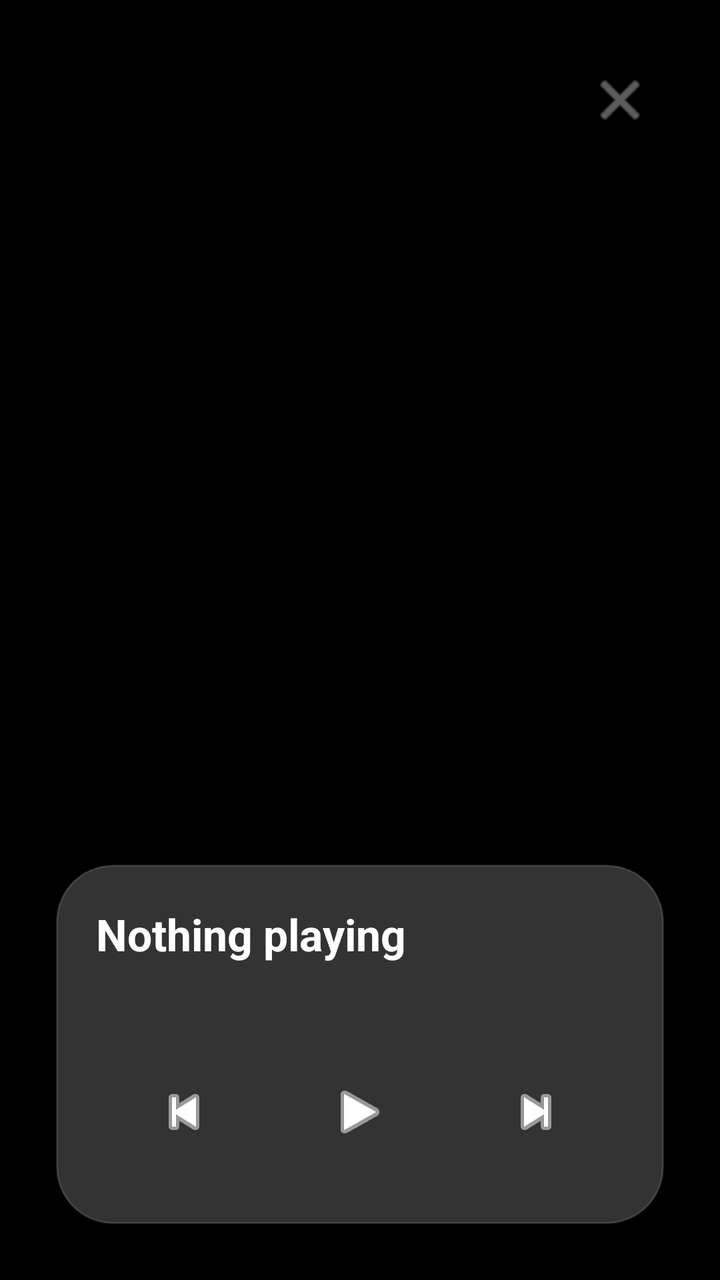
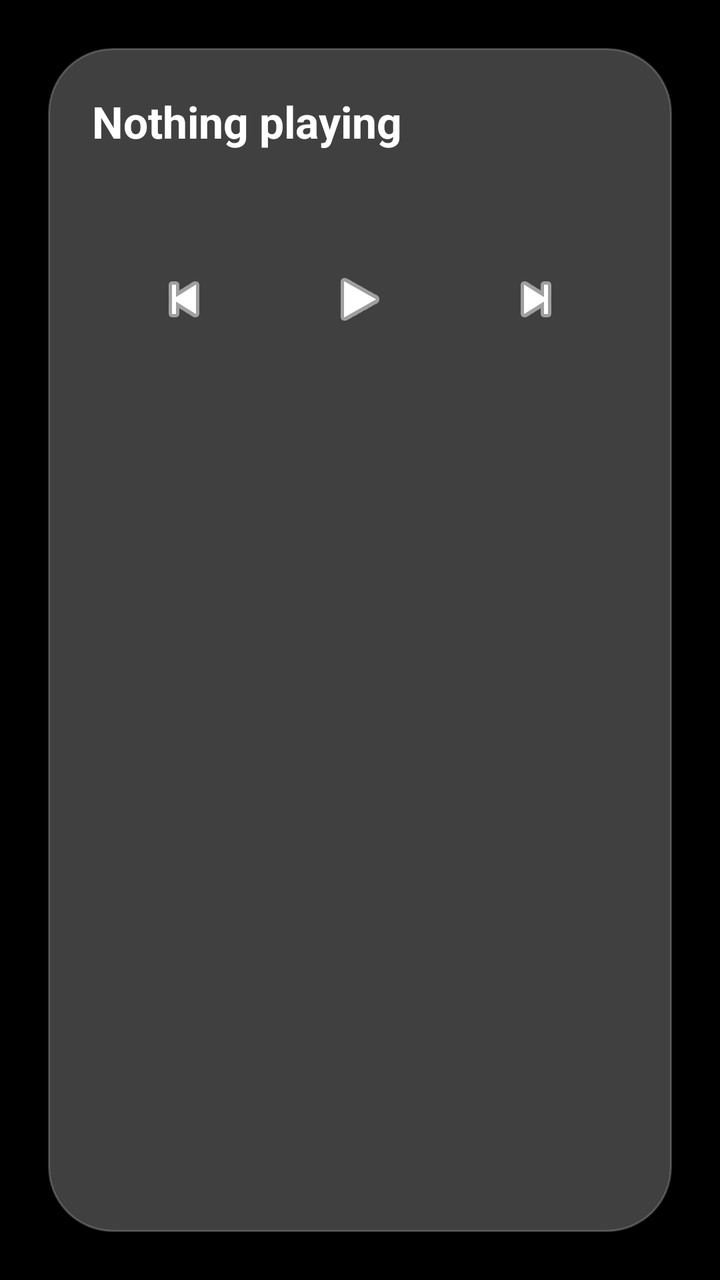

The first picture is an Android layout as it rendered before a commit; the second is the same layout after the commit. The layout source and the unified diff follow.
<!-- AndroidManifest.xml: activity theme Theme.Transparent -->
<!-- res/layout/activity_lock_overlay.xml -->
<?xml version="1.0" encoding="utf-8"?>
<FrameLayout xmlns:android="http://schemas.android.com/apk/res/android"
    xmlns:app="http://schemas.android.com/apk/res-auto"
    android:layout_width="match_parent"
    android:layout_height="match_parent"
    android:background="@android:color/black">

    
    <ImageView
        android:id="@+id/backdrop"
        android:layout_width="match_parent"
        android:layout_height="match_parent"
        android:scaleType="centerCrop"
        android:contentDescription="@null" />

    
    <View
        android:layout_width="match_parent"
        android:layout_height="match_parent"
        android:background="@drawable/scrim_gradient" />

    <androidx.constraintlayout.widget.ConstraintLayout
        android:layout_width="match_parent"
        android:layout_height="match_parent"
        android:padding="28dp">

        
        <TextView
            android:id="@+id/date"
            android:layout_width="wrap_content"
            android:layout_height="wrap_content"
            android:layout_marginTop="24dp"
            android:textColor="@android:color/white"
            android:textSize="18sp"
            android:textStyle="bold"
            app:layout_constraintTop_toTopOf="parent"
            app:layout_constraintStart_toStartOf="parent" />

        <TextView
            android:id="@+id/clock"
            android:layout_width="wrap_content"
            android:layout_height="wrap_content"
            android:fontFamily="sans-serif-thin"
            android:textColor="@android:color/white"
            android:textSize="82sp"
            app:layout_constraintTop_toBottomOf="@id/date"
            app:layout_constraintStart_toStartOf="parent" />

        <ImageButton
            android:id="@+id/dismiss"
            android:layout_width="44dp"
            android:layout_height="44dp"
            android:background="?attr/selectableItemBackgroundBorderless"
            android:contentDescription="@string/dismiss"
            android:src="@android:drawable/ic_menu_close_clear_cancel"
            app:tint="#99FFFFFF"
            app:layout_constraintTop_toTopOf="parent"
            app:layout_constraintEnd_toEndOf="parent" />

        
        <LinearLayout
            android:id="@+id/playerCard"
            android:layout_width="match_parent"
            android:layout_height="wrap_content"
            android:orientation="vertical"
            android:background="@drawable/player_card_bg"
            android:padding="20dp"
            app:layout_constraintBottom_toBottomOf="parent"
            app:layout_constraintStart_toStartOf="parent"
            app:layout_constraintEnd_toEndOf="parent">

            <TextView
                android:id="@+id/title"
                android:layout_width="match_parent"
                android:layout_height="wrap_content"
                android:ellipsize="end"
                android:maxLines="1"
                android:text="@string/nothing_playing"
                android:textColor="@android:color/white"
                android:textSize="22sp"
                android:textStyle="bold" />

            <TextView
                android:id="@+id/artist"
                android:layout_width="match_parent"
                android:layout_height="wrap_content"
                android:layout_marginTop="2dp"
                android:ellipsize="end"
                android:maxLines="1"
                android:textColor="#CCFFFFFF"
                android:textSize="15sp" />

            <TextView
                android:id="@+id/bluetoothChip"
                android:layout_width="wrap_content"
                android:layout_height="wrap_content"
                android:layout_marginTop="12dp"
                android:background="@drawable/chip_bg"
                android:paddingHorizontal="14dp"
                android:paddingVertical="6dp"
                android:textColor="@android:color/white"
                android:textSize="12sp"
                android:visibility="gone" />

            <LinearLayout
                android:layout_width="match_parent"
                android:layout_height="wrap_content"
                android:layout_marginTop="16dp"
                android:gravity="center"
                android:orientation="horizontal">

                <ImageButton
                    android:id="@+id/prev"
                    android:layout_width="56dp"
                    android:layout_height="56dp"
                    android:background="?attr/selectableItemBackgroundBorderless"
                    android:contentDescription="@string/prev"
                    android:src="@android:drawable/ic_media_previous"
                    app:tint="@android:color/white" />

                <ImageButton
                    android:id="@+id/playPause"
                    android:layout_width="72dp"
                    android:layout_height="72dp"
                    android:layout_marginHorizontal="24dp"
                    android:background="?attr/selectableItemBackgroundBorderless"
                    android:contentDescription="@string/play_pause"
                    android:src="@android:drawable/ic_media_play"
                    app:tint="@android:color/white" />

                <ImageButton
                    android:id="@+id/next"
                    android:layout_width="56dp"
                    android:layout_height="56dp"
                    android:background="?attr/selectableItemBackgroundBorderless"
                    android:contentDescription="@string/next"
                    android:src="@android:drawable/ic_media_next"
                    app:tint="@android:color/white" />
            </LinearLayout>
        </LinearLayout>

    </androidx.constraintlayout.widget.ConstraintLayout>
</FrameLayout>
<!-- resources referenced by this layout -->
<resources>
  <!-- drawable chip_bg (drawable) -->
  <?xml version="1.0" encoding="utf-8"?>
  <shape xmlns:android="http://schemas.android.com/apk/res/android"
      android:shape="rectangle">
      <solid android:color="#40FFFFFF" />
      <corners android:radius="20dp" />
      <stroke android:width="1dp" android:color="#33FFFFFF" />
  </shape>
  <!-- drawable player_card_bg (drawable) -->
  <?xml version="1.0" encoding="utf-8"?>
  <shape xmlns:android="http://schemas.android.com/apk/res/android"
      android:shape="rectangle">
      <solid android:color="#33FFFFFF" />
      <corners android:radius="28dp" />
      <stroke android:width="1dp" android:color="#22FFFFFF" />
  </shape>
  <!-- drawable scrim_gradient (drawable) -->
  <?xml version="1.0" encoding="utf-8"?>
  <shape xmlns:android="http://schemas.android.com/apk/res/android"
      android:shape="rectangle">
      <gradient
          android:angle="270"
          android:startColor="#33000000"
          android:centerColor="#11000000"
          android:endColor="#99000000"
          android:type="linear" />
  </shape>
  <string name="dismiss">Dismiss</string>
  <string name="next">Next</string>
  <string name="nothing_playing">Nothing playing</string>
  <string name="play_pause">Play or pause</string>
  <string name="prev">Previous</string>
  <style name="Theme.Transparent" parent="Theme.Material3.DayNight.NoActionBar">
          <item name="android:windowBackground">@android:color/transparent</item>
          <item name="android:windowIsTranslucent">true</item>
          <item name="android:windowNoTitle">true</item>
          <item name="android:statusBarColor">@android:color/transparent</item>
          <item name="android:navigationBarColor">@android:color/transparent</item>
      </style>
</resources>

<!-- the commit's change to res/layout/activity_lock_overlay.xml (unified diff, before → after) -->
@@ -7,9 +7,17 @@
 
     
     <ImageView
-        android:id="@+id/backdrop"
+        android:id="@+id/backdropA"
         android:layout_width="match_parent"
         android:layout_height="match_parent"
+        android:scaleType="centerCrop"
+        android:contentDescription="@null" />
+
+    <ImageView
+        android:id="@+id/backdropB"
+        android:layout_width="match_parent"
+        android:layout_height="match_parent"
+        android:alpha="0"
         android:scaleType="centerCrop"
         android:contentDescription="@null" />
 
@@ -22,7 +30,7 @@
     <androidx.constraintlayout.widget.ConstraintLayout
         android:layout_width="match_parent"
         android:layout_height="match_parent"
-        android:padding="28dp">
+        android:padding="24dp">
 
         
         <TextView
@@ -58,86 +66,107 @@
             app:layout_constraintEnd_toEndOf="parent" />
 
         
-        <LinearLayout
+        <FrameLayout
             android:id="@+id/playerCard"
             android:layout_width="match_parent"
             android:layout_height="wrap_content"
-            android:orientation="vertical"
-            android:background="@drawable/player_card_bg"
-            android:padding="20dp"
             app:layout_constraintBottom_toBottomOf="parent"
             app:layout_constraintStart_toStartOf="parent"
             app:layout_constraintEnd_toEndOf="parent">
 
-            <TextView
-                android:id="@+id/title"
+            
+            <ImageView
+                android:id="@+id/cardBlur"
                 android:layout_width="match_parent"
-                android:layout_height="wrap_content"
-                android:ellipsize="end"
-                android:maxLines="1"
-                android:text="@string/nothing_playing"
-                android:textColor="@android:color/white"
-                android:textSize="22sp"
-                android:textStyle="bold" />
+                android:layout_height="match_parent"
+                android:scaleType="centerCrop"
+                android:contentDescription="@null"
+                android:outlineProvider="background"
+                android:clipToOutline="true"
+                android:background="@drawable/card_clip" />
 
-            <TextView
-                android:id="@+id/artist"
+            
+            <View
                 android:layout_width="match_parent"
-                android:layout_height="wrap_content"
-                android:layout_marginTop="2dp"
-                android:ellipsize="end"
-                android:maxLines="1"
-                android:textColor="#CCFFFFFF"
-                android:textSize="15sp" />
-
-            <TextView
-                android:id="@+id/bluetoothChip"
-                android:layout_width="wrap_content"
-                android:layout_height="wrap_content"
-                android:layout_marginTop="12dp"
-                android:background="@drawable/chip_bg"
-                android:paddingHorizontal="14dp"
-                android:paddingVertical="6dp"
-                android:textColor="@android:color/white"
-                android:textSize="12sp"
-                android:visibility="gone" />
+                android:layout_height="match_parent"
+                android:background="@drawable/glass_tint" />
 
             <LinearLayout
                 android:layout_width="match_parent"
                 android:layout_height="wrap_content"
-                android:layout_marginTop="16dp"
-                android:gravity="center"
-                android:orientation="horizontal">
+                android:orientation="vertical"
+                android:padding="22dp">
 
-                <ImageButton
-                    android:id="@+id/prev"
-                    android:layout_width="56dp"
-                    android:layout_height="56dp"
-                    android:background="?attr/selectableItemBackgroundBorderless"
-                    android:contentDescription="@string/prev"
-                    android:src="@android:drawable/ic_media_previous"
-                    app:tint="@android:color/white" />
+                <TextView
+                    android:id="@+id/title"
+                    android:layout_width="match_parent"
+                    android:layout_height="wrap_content"
+                    android:ellipsize="end"
+                    android:maxLines="1"
+                    android:text="@string/nothing_playing"
+                    android:textColor="@android:color/white"
+                    android:textSize="22sp"
+                    android:textStyle="bold" />
 
-                <ImageButton
-                    android:id="@+id/playPause"
-                    android:layout_width="72dp"
-                    android:layout_height="72dp"
-                    android:layout_marginHorizontal="24dp"
-                    android:background="?attr/selectableItemBackgroundBorderless"
-                    android:contentDescription="@string/play_pause"
-                    android:src="@android:drawable/ic_media_play"
-                    app:tint="@android:color/white" />
+                <TextView
+                    android:id="@+id/artist"
+                    android:layout_width="match_parent"
+                    android:layout_height="wrap_content"
+                    android:layout_marginTop="2dp"
+                    android:ellipsize="end"
+                    android:maxLines="1"
+                    android:textColor="#CCFFFFFF"
+                    android:textSize="15sp" />
 
-                <ImageButton
-                    android:id="@+id/next"
-                    android:layout_width="56dp"
-                    android:layout_height="56dp"
-                    android:background="?attr/selectableItemBackgroundBorderless"
-                    android:contentDescription="@string/next"
-                    android:src="@android:drawable/ic_media_next"
-                    app:tint="@android:color/white" />
+                <TextView
+                    android:id="@+id/bluetoothChip"
+                    android:layout_width="wrap_content"
+                    android:layout_height="wrap_content"
+                    android:layout_marginTop="12dp"
+                    android:background="@drawable/chip_bg"
+                    android:paddingHorizontal="14dp"
+                    android:paddingVertical="6dp"
+                    android:textColor="@android:color/white"
+                    android:textSize="12sp"
+                    android:visibility="gone" />
+
+                <LinearLayout
+                    android:layout_width="match_parent"
+                    android:layout_height="wrap_content"
+                    android:layout_marginTop="16dp"
+                    android:gravity="center"
+                    android:orientation="horizontal">
+
+                    <ImageButton
+                        android:id="@+id/prev"
+                        android:layout_width="56dp"
+                        android:layout_height="56dp"
+                        android:background="?attr/selectableItemBackgroundBorderless"
+                        android:contentDescription="@string/prev"
+                        android:src="@android:drawable/ic_media_previous"
+                        app:tint="@android:color/white" />
+
+                    <ImageButton
+                        android:id="@+id/playPause"
+                        android:layout_width="72dp"
+                        android:layout_height="72dp"
+                        android:layout_marginHorizontal="24dp"
+                        android:background="?attr/selectableItemBackgroundBorderless"
+                        android:contentDescription="@string/play_pause"
+                        android:src="@android:drawable/ic_media_play"
+                        app:tint="@android:color/white" />
+
+                    <ImageButton
+                        android:id="@+id/next"
+                        android:layout_width="56dp"
+                        android:layout_height="56dp"
+                        android:background="?attr/selectableItemBackgroundBorderless"
+                        android:contentDescription="@string/next"
+                        android:src="@android:drawable/ic_media_next"
+                        app:tint="@android:color/white" />
+                </LinearLayout>
             </LinearLayout>
-        </LinearLayout>
+        </FrameLayout>
 
     </androidx.constraintlayout.widget.ConstraintLayout>
 </FrameLayout>
<!-- resource entries referenced after the edit -->
@@ -1,5 +1,12 @@
 <!-- resources referenced by this layout -->
 <resources>
+  <!-- drawable card_clip (drawable) -->
+  <?xml version="1.0" encoding="utf-8"?>
+  <shape xmlns:android="http://schemas.android.com/apk/res/android"
+      android:shape="rectangle">
+      <solid android:color="#000000" />
+      <corners android:radius="32dp" />
+  </shape>
   <!-- drawable chip_bg (drawable) -->
   <?xml version="1.0" encoding="utf-8"?>
   <shape xmlns:android="http://schemas.android.com/apk/res/android"
@@ -8,13 +15,13 @@
       <corners android:radius="20dp" />
       <stroke android:width="1dp" android:color="#33FFFFFF" />
   </shape>
-  <!-- drawable player_card_bg (drawable) -->
+  <!-- drawable glass_tint (drawable) -->
   <?xml version="1.0" encoding="utf-8"?>
   <shape xmlns:android="http://schemas.android.com/apk/res/android"
       android:shape="rectangle">
-      <solid android:color="#33FFFFFF" />
-      <corners android:radius="28dp" />
-      <stroke android:width="1dp" android:color="#22FFFFFF" />
+      <solid android:color="#40FFFFFF" />
+      <corners android:radius="32dp" />
+      <stroke android:width="1dp" android:color="#33FFFFFF" />
   </shape>
   <!-- drawable scrim_gradient (drawable) -->
   <?xml version="1.0" encoding="utf-8"?>
